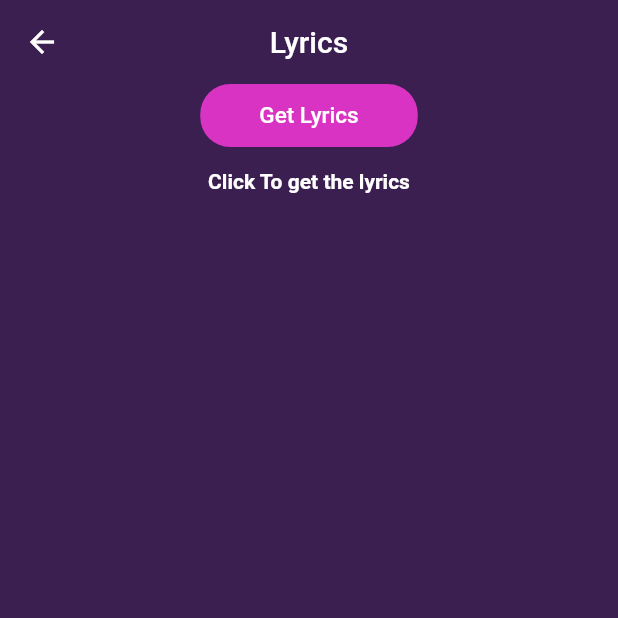
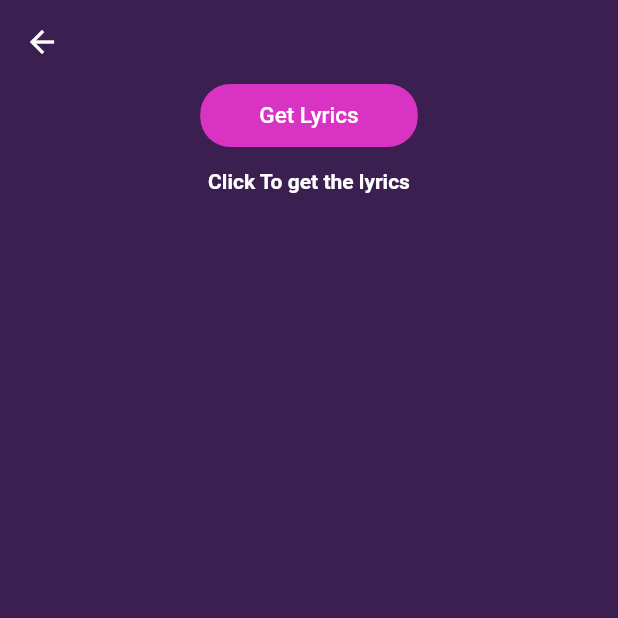
Before and after one commit to mvharikrishnan/Nirvana_Music_Player, a Flutter app: the Screen_Lyrics screen opened directly with empty values, on a phone screen of 412 x 824 dp, the top half of it. Run offline on Flutter 3.47's test engine with Material 2 defaults, Android fonts, the phone set to English and light mode, and no system bars; our stand-ins replace animated_text_kit, assets_audio_player, audio_video_progress_bar, hive, hive_flutter, marquee and 3 more; accounts and stored records are empty.

Commit message:
Lyrics Bug Fixed

```diff
--- a/lib/Lyrics/lyricsAPI.dart
+++ b/lib/Lyrics/lyricsAPI.dart
@@ -11,7 +11,7 @@ Future<LyricModel> getLyrics(
 
   log('URI Fecthed');
   log(URI.toString());
-
+//https://lyrics-finder1.p.rapidapi.com/system-of-a-down/aerials
   final response = await http.get(URI, headers: {
     'X-RapidAPI-Key': '5d44647df4msh3582e5d92c23e5ap13e29ejsn84cddc7b0350',
     'X-RapidAPI-Host': 'lyrics-plus.p.rapidapi.com'
--- a/lib/screens/screenLyrics.dart
+++ b/lib/screens/screenLyrics.dart
@@ -26,7 +26,7 @@ class _Screen_LyricsState extends State<Screen_Lyrics> {
         backgroundColor: Color(0xFF3B1F50),
         elevation: 0,
         title: Text(
-          'Lyrics',
+          widget.SongTitile,
           style: TextStyle(color: Colors.white, fontSize: 20),
         ),
       ),
--- a/lib/screens/splashScreen.dart
+++ b/lib/screens/splashScreen.dart
@@ -52,9 +52,7 @@ class _SplashScreenState extends State<SplashScreen> {
   //functions for requseting the songs from the storage
   Future<void> requestPermission() async {
     await Permission.storage.request();
-    // print(songBox.length);
-    // print(accescessedSongs.length);
-  }
+     }
 
   //function for accescessing the songs form the storage
   Future<void> accessSongs() async {
@@ -73,7 +71,7 @@ class _SplashScreenState extends State<SplashScreen> {
 
     //for adding the songs to the sorted list
     for (var song in accescessedSongs) {
-      if (song.fileExtension == 'mp3'||song.fileExtension == 'm4a') {
+      if (song.fileExtension == 'mp3' || song.fileExtension == 'm4a') {
         sortedSongs.add(song);
       }
       print('Accessed Songs = ${accescessedSongs.length}');
--- a/lib/widgets/miniMusicPlayer.dart
+++ b/lib/widgets/miniMusicPlayer.dart
@@ -207,9 +207,11 @@ class _MiniMusicPlayerState extends State<MiniMusicPlayer> {
                   // backgroundImage: AssetImage(
                   //     widget.audioPlayer.getCurrentAudioImage.toString()),
                   child: QueryArtworkWidget(
+                    artworkWidth: 70,
+                    artworkHeight: 70,
                     id: int.parse(musicAudio.metas.id!),
                     type: ArtworkType.AUDIO,
-                    artworkBorder: BorderRadius.circular(10),
+                    artworkBorder: BorderRadius.circular(40),
                     nullArtworkWidget: CircleAvatar(
                       backgroundColor: Color(0xFFD594EE),
                       radius: 35,
```
Also changed, not shown: lib/screens/songPlayScreen.dart (+26 -3 lines).
